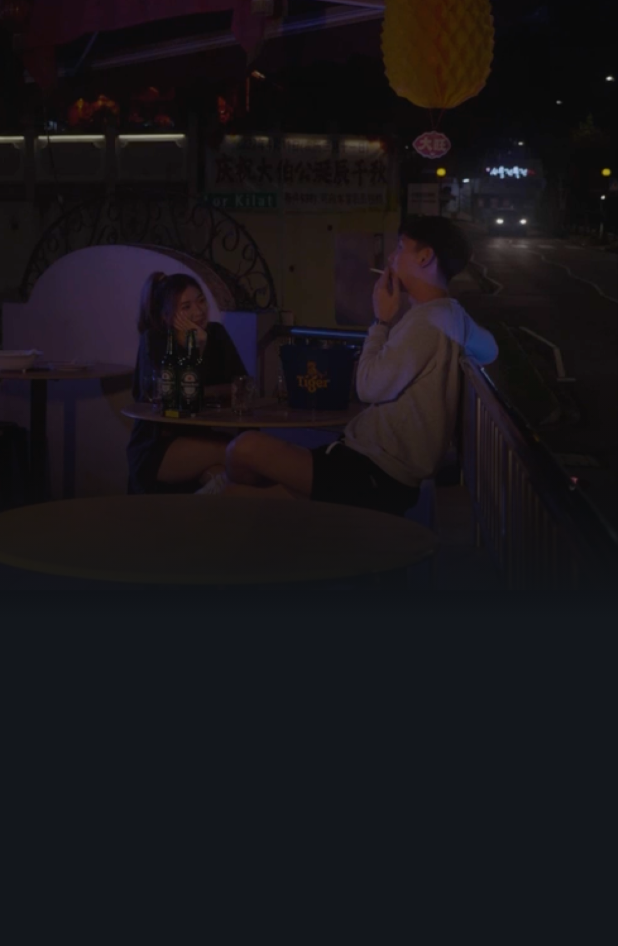
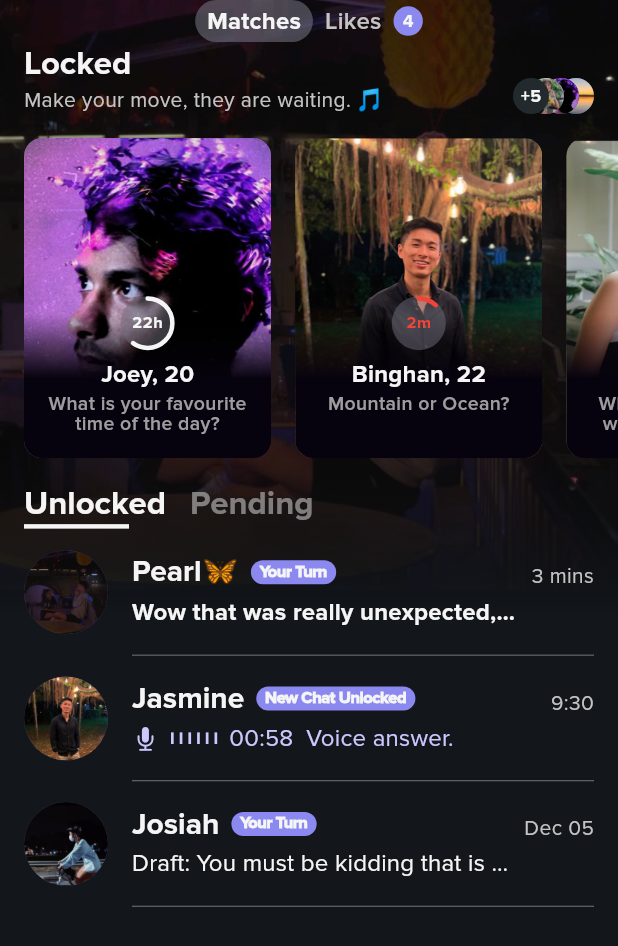
Before and after one commit to Lukas-io/stroll, a Flutter app: the ChatScreen screen opened directly, on a phone screen of 412 x 824 dp. Shown: the top 946 px of the screen. Run offline on Flutter 3.47's test engine with Material 3 defaults, Android fonts, the phone set to English and light mode, and no system bars; our stand-ins replace flutter_animate, flutter_svg.

Commit message:
Complete third screen. Add images.

```diff
--- a/lib/src/constants/assets.dart
+++ b/lib/src/constants/assets.dart
@@ -3,6 +3,10 @@ const String imageSplashScreen = "assets/images/couple2.png";
 const String imageOnboarding = "assets/images/couple3.png";
 const String imageFlame = "assets/images/background.png";
 const String imageAngelina = "assets/images/lady1.png";
+const String imageJoey = "assets/images/lady1.png";
+const String imageBinghan = "assets/images/man1.png";
+const String imageAmanda = "assets/images/man2.png";
+const String imageJosiah = "assets/images/man3.png";
 
 // ---------- ICONS ----------//
 const String iconCard = "assets/icons/cards.svg";
--- /dev/null
+++ b/lib/src/model/chat_model.dart
@@ -0,0 +1,48 @@
+import 'package:stroll/src/constants/assets.dart';
+
+class ChatModel {
+  final String image;
+  final String name;
+  final String message;
+  final String tag;
+  final String dateTime;
+  final bool voice;
+  final bool draft;
+
+  const ChatModel({
+    required this.image,
+    required this.name,
+    required this.message,
+    required this.tag,
+    required this.dateTime,
+    required this.voice,
+    this.draft = false,
+  });
+}
+
+const List<ChatModel> chats = [
+  ChatModel(
+      image: imageSplashScreen,
+      name: "Pearl🦋",
+      message:
+          "Wow that was really unexpected, I thought he was loved in his home",
+      tag: "Your Turn",
+      dateTime: "3 mins",
+      voice: false),
+  ChatModel(
+      image: imageBinghan,
+      name: "Jasmine",
+      message: "00:58  Voice answer.",
+      tag: "New Chat Unlocked",
+      dateTime: "9:30",
+      voice: true),
+  ChatModel(
+      image: imageJosiah,
+      name: "Josiah",
+      message:
+          "You must be kidding that is what freaking happened, Call up your fucking mum let's settle this!",
+      tag: "Your Turn",
+      dateTime: "Dec 05",
+      draft: true,
+      voice: false),
+];
--- /dev/null
+++ b/lib/src/model/story_model.dart
@@ -0,0 +1,37 @@
+import 'package:stroll/src/constants/assets.dart';
+
+class StoryModel {
+  final String decorationImage;
+  final String name;
+  final String question;
+  final String timeLeft;
+  final bool urgent;
+
+  const StoryModel(
+      {required this.decorationImage,
+      required this.name,
+      required this.question,
+      required this.timeLeft,
+      required this.urgent});
+}
+
+const List<StoryModel> stories = [
+  StoryModel(
+      decorationImage: imageAmanda,
+      name: "Joey, 20",
+      timeLeft: "22h",
+      question: "What is your favourite time of the day?",
+      urgent: false),
+  StoryModel(
+      decorationImage: imageBinghan,
+      name: "Binghan, 22",
+      timeLeft: "2m",
+      question: "Mountain or Ocean?",
+      urgent: true),
+  StoryModel(
+      decorationImage: imageAngelina,
+      name: "Amanda, 22",
+      timeLeft: "3m",
+      question: "What you usually do when you're alone?",
+      urgent: true),
+];
--- a/lib/src/view/home_widget.dart
+++ b/lib/src/view/home_widget.dart
@@ -38,6 +38,7 @@ class _HomeWidgetState extends State<HomeWidget> {
     return Scaffold(
       body: screens[selectedIndex ?? 0],
       bottomNavigationBar: BottomNavigationBar(
+        type: BottomNavigationBarType.fixed,
         currentIndex: selectedIndex ?? 0,
         showSelectedLabels: false,
         showUnselectedLabels: false,
--- a/lib/src/view/screens/chat_screen.dart
+++ b/lib/src/view/screens/chat_screen.dart
@@ -1,5 +1,10 @@
 import 'package:flutter/material.dart';
 import 'package:stroll/src/constants/assets.dart';
+import 'package:stroll/src/view/widgets/story_list_view.dart';
+import 'package:stroll/src/view/widgets/unlocked_chat_view.dart';
+
+import '../widgets/locked_header_widget.dart';
+import '../widgets/match_like_tab.dart';
 
 class ChatScreen extends StatelessWidget {
   const ChatScreen({super.key});
@@ -7,6 +12,7 @@ class ChatScreen extends StatelessWidget {
   @override
   Widget build(BuildContext context) {
     return Scaffold(
+      // backgroundColor: Color(0xFF13171C),
       body: Stack(
         children: [
           Image.asset(imageSplashScreen),
@@ -22,7 +28,17 @@ class ChatScreen extends StatelessWidget {
                 stops: [0.3, 0.5],
               ),
             ),
-          )
+            child: const SafeArea(
+              child: Column(
+                children: [
+                  MatchLikeTab(),
+                  LockedHeaderWidget(),
+                  StoryListView(),
+                  UnlockedChatView()
+                ],
+              ),
+            ),
+          ),
         ],
       ),
     );
--- a/lib/src/view/screens/flame_screen.dart
+++ b/lib/src/view/screens/flame_screen.dart
@@ -3,7 +3,7 @@ import 'package:flutter_animate/flutter_animate.dart';
 import 'package:stroll/src/constants/assets.dart';
 import 'package:stroll/src/view/widgets/flame_body.dart';
 
-import '../widgets/strollBonfireWidget.dart';
+import '../widgets/stroll_bonfire_widget.dart';
 
 class FlameScreen extends StatelessWidget {
   const FlameScreen({super.key});
@@ -46,7 +46,16 @@ class FlameScreen extends StatelessWidget {
           SafeArea(
             child: Column(
               children: [
-                const Expanded(child: StrollBonfireWidget()),
+                Expanded(
+                  child: const StrollBonfireWidget()
+                      .animate()
+                      .then(delay: 200.ms)
+                      .moveY(begin: 10, duration: 500.ms, curve: Curves.easeOut)
+                      .fadeIn(
+                          delay: 400.ms,
+                          duration: 600.ms,
+                          curve: Curves.easeOut),
+                ),
                 const FlameBody()
                     .animate()
                     .moveY(begin: 30, curve: Curves.fastOutSlowIn),
--- /dev/null
+++ b/lib/src/view/widgets/chat_widget.dart
@@ -0,0 +1,145 @@
+import 'package:flutter/cupertino.dart';
+import 'package:flutter/material.dart';
+import 'package:stroll/src/constants/extensions.dart';
+import 'package:stroll/src/view/widgets/waveform_widget.dart';
+
+import '../../constants/colors.dart';
+import '../../model/chat_model.dart';
+
+class ChatWidget extends StatelessWidget {
+  final ChatModel chat;
+
+  const ChatWidget({super.key, required this.chat});
+
+  @override
+  Widget build(BuildContext context) {
+    const double verticalPadding = 16.0;
+    return Row(
+      crossAxisAlignment: CrossAxisAlignment.center,
+      mainAxisAlignment: MainAxisAlignment.center,
+      children: [
+        CircleAvatar(
+          backgroundImage: Image.asset(chat.image).image,
+          radius: 28.0,
+        ),
+        const SizedBox(
+          width: 16.0,
+        ),
+        Expanded(
+          child: Padding(
+            padding: const EdgeInsets.only(top: verticalPadding),
+            child: Column(
+              children: [
+                Row(
+                  crossAxisAlignment: CrossAxisAlignment.start,
+                  children: [
+                    Expanded(
+                      child: Column(
+                        crossAxisAlignment: CrossAxisAlignment.start,
+                        children: [
+                          Row(
+                            children: [
+                              Text(
+                                chat.name,
+                                style: context.textTheme.titleLarge?.copyWith(
+                                    color: whiteTextColor,
+                                    fontWeight: FontWeight.w700,
+                                    fontSize: 20.0),
+                              ),
+                              const SizedBox(
+                                width: 8.0,
+                              ),
+                              Container(
+                                decoration: BoxDecoration(
+                                    color: primaryColor,
+                                    borderRadius: BorderRadius.circular(360.0)),
+                                padding: const EdgeInsets.symmetric(
+                                  horizontal: 6.0,
+                                ),
+                                child: Text(
+                                  chat.tag,
+                                  style: context.textTheme.bodyMedium?.copyWith(
+                                      fontWeight: FontWeight.w900,
+                                      fontSize: 11,
+                                      letterSpacing: -.3),
+                                ),
+                              ),
+                            ],
+                          ),
+                          const SizedBox(
+                            height: 2.0,
+                          ),
+                          Row(
+                            children: [
+                              if (chat.voice)
+                                const Padding(
+                                  padding: EdgeInsets.only(right: 4.0),
+                                  child: Icon(
+                                    CupertinoIcons.mic_solid,
+                                    size: 18.0,
+                                    color: purpleTextColor,
+                                  ),
+                                ),
+                              if (chat.voice)
+                                const WaveformWidget(
+                                    waves: 6,
+                                    width: 1.8,
+                                    height: 20.0,
+                                    color: purpleTextColor),
+                              Expanded(
+                                child: Text(
+                                  (chat.draft ? "Draft: " : "") + chat.message,
+                                  overflow: TextOverflow.ellipsis,
+                                  style: context.textTheme.titleMedium
+                                      ?.copyWith(
+                                          color: chat.voice
+                                              ? purpleTextColor
+                                              : whiteTextColor,
+                                          fontWeight: chat.draft || chat.voice
+                                              ? null
+                                              : FontWeight.w700),
+                                ),
+                              ),
+                            ],
+                          ),
+                        ],
+                      ),
+                    ),
+                    const SizedBox(
+                      width: 8.0,
+                    ),
+                    Row(
+                      crossAxisAlignment: CrossAxisAlignment.end,
+                      children: [
+                        Text(
+                          "",
+                          style: context.textTheme.titleLarge?.copyWith(
+                              color: whiteTextColor,
+                              fontWeight: FontWeight.w700,
+                              fontSize: 20.0),
+                        ),
+                        Text(
+                          chat.dateTime,
+                          style: context.textTheme.bodyMedium
+                              ?.copyWith(color: greyTextColor),
+                        ),
+                      ],
+                    ),
+                  ],
+                ),
+                const SizedBox(
+                  height: verticalPadding,
+                ),
+                Container(
+                  width: double.infinity,
+                  height: .7,
+                  color: greyColor,
+                ),
+              ],
+            ),
+          ),
+        )
+      ],
+    );
+  }
+}
--- a/lib/src/view/widgets/flame_body.dart
+++ b/lib/src/view/widgets/flame_body.dart
@@ -41,7 +41,7 @@ class FlameBody extends StatelessWidget {
                 children: [
                   const ProfileAvatar().animate().moveY(
                       begin: 30,
-                      delay: 1200.milliseconds,
+                      delay: 1000.milliseconds,
                       duration: 600.milliseconds,
                       curve: Curves.fastOutSlowIn),
                   Positioned(
@@ -152,8 +152,8 @@ class ProfileAvatar extends StatelessWidget {
                   ?.copyWith(fontWeight: FontWeight.w700),
             ),
           ).animate().fadeIn(
-              duration: 800.milliseconds,
-              delay: 1800.milliseconds,
+              duration: 900.milliseconds,
+              delay: 1000.milliseconds,
               curve: Curves.fastOutSlowIn),
         ),
         Container(
--- /dev/null
+++ b/lib/src/view/widgets/locked_header_widget.dart
@@ -0,0 +1,80 @@
+import 'package:flutter/material.dart';
+import 'package:stroll/src/constants/extensions.dart';
+
+import '../../constants/assets.dart';
+import '../../constants/colors.dart';
+
+class LockedHeaderWidget extends StatelessWidget {
+  const LockedHeaderWidget({
+    super.key,
+  });
+
+  @override
+  Widget build(BuildContext context) {
+    List<String> images = [
+      imageFlame,
+      imageAmanda,
+      imageAngelina,
+    ];
+
+    return Padding(
+      padding: const EdgeInsets.symmetric(horizontal: 16.0),
+      child: Row(
+        crossAxisAlignment: CrossAxisAlignment.end,
+        children: [
+          Expanded(
+            child: Column(
+              crossAxisAlignment: CrossAxisAlignment.start,
+              children: [
+                Text(
+                  "Locked",
+                  style: context.textTheme.titleLarge
+                      ?.copyWith(fontWeight: FontWeight.w700),
+                ),
+                Text(
+                  "Make your move, they are waiting. 🎵",
+                  style: context.textTheme.bodyMedium
+                      ?.copyWith(color: greyTextColor),
+                ),
+              ],
+            ),
+          ),
+          SizedBox(
+            // diameter x number of items(slashed)
+            width: (1 + images.length / 2) * 24.0,
+            height: 24, // diameter
+            child: Stack(
+              children: List.generate(images.length + 1, (index) {
+                if (index == images.length) {
+                  return Positioned(
+                    right: 10 * index.toDouble(),
+                    bottom: 0.0,
+                    child: CircleAvatar(
+                      backgroundColor: cardColor,
+                      radius: 12.0,
+                      child: Text(
+                        "+5",
+                        style: context.textTheme.bodySmall?.copyWith(
+                            fontWeight: FontWeight.w700, color: whiteTextColor),
+                      ),
+                    ),
+                  );
+                }
+
+                final image = images[index];
+                return Positioned(
+                  right: 10 * index.toDouble(),
+                  bottom: 0.0,
+                  child: CircleAvatar(
+                    backgroundImage: Image.asset(image).image,
+                    radius: 12.0,
+                  ),
+                );
+              }),
+            ),
+          )
+        ],
+      ),
+    );
+  }
+}
--- /dev/null
+++ b/lib/src/view/widgets/match_like_tab.dart
@@ -0,0 +1,49 @@
+import 'package:flutter/material.dart';
+import 'package:stroll/src/constants/extensions.dart';
+
+import '../../constants/colors.dart';
+
+class MatchLikeTab extends StatelessWidget {
+  const MatchLikeTab({super.key});
+
+  @override
+  Widget build(BuildContext context) {
+    return Row(
+      mainAxisAlignment: MainAxisAlignment.center,
+      children: [
+        Container(
+          decoration: BoxDecoration(
+              color: greyColor.withOpacity(.6),
+              borderRadius: BorderRadius.circular(360.0)),
+          padding: const EdgeInsets.symmetric(horizontal: 8.0, vertical: 2.0),
+          child: Text(
+            "Matches",
+            style: context.textTheme.titleMedium
+                ?.copyWith(fontWeight: FontWeight.w700),
+          ),
+        ),
+        Container(
+          decoration: BoxDecoration(
+              // color: greyColor.withOpacity(.6),
+              borderRadius: BorderRadius.circular(360.0)),
+          padding: const EdgeInsets.symmetric(horizontal: 8.0, vertical: 2.0),
+          child: Text(
+            "Likes",
+            style: context.textTheme.titleMedium
+                ?.copyWith(fontWeight: FontWeight.w600, color: greyTextColor),
+          ),
+        ),
+        Container(
+          decoration:
+              const BoxDecoration(color: primaryColor, shape: BoxShape.circle),
+          padding: const EdgeInsets.all(6.0),
+          child: Text(
+            "4",
+            style: context.textTheme.bodySmall
+                ?.copyWith(fontWeight: FontWeight.w700, color: whiteTextColor),
+          ),
+        ),
+      ],
+    );
+  }
+}
--- /dev/null
+++ b/lib/src/view/widgets/percentage_arc.dart
@@ -0,0 +1,67 @@
+import 'package:flutter/material.dart';
+import 'package:stroll/src/constants/colors.dart';
+import 'dart:math';
+
+import 'package:stroll/src/constants/extensions.dart';
+
+class PercentageArc extends StatelessWidget {
+  final String centerText;
+  final bool urgent;
+
+  const PercentageArc({
+    super.key,
+    required this.centerText,
+    required this.urgent,
+  });
+
+  @override
+  Widget build(BuildContext context) {
+    return CustomPaint(
+      painter: _ArcPainter(
+        percentage: urgent ? 0.12 : 0.6,
+        arcColor: urgent ? Colors.red : whiteTextColor,
+        backgroundColor: backgroundColor,
+      ),
+      child: Center(
+        child: Text(
+          centerText,
+          style: context.textTheme.bodySmall?.copyWith(
+              color: urgent ? Colors.red : whiteTextColor,
+              fontSize: 11,
+              fontWeight: FontWeight.w700),
+        ),
+      ),
+    );
+  }
+}
+
+class _ArcPainter extends CustomPainter {
+  final double percentage;
+  final Color arcColor;
+  final Color backgroundColor;
+
+  _ArcPainter({
+    required this.percentage,
+    required this.arcColor,
+    required this.backgroundColor,
+  });
+
+  @override
+  void paint(Canvas canvas, Size size) {
+    const double strokeWidth = 3.0;
+    final Rect rect = Offset.zero & size;
+
+    // Draw arc for percentage
+    final Paint arcPaint = Paint()
+      ..color = arcColor
+      ..style = PaintingStyle.stroke
+      ..strokeCap = StrokeCap.round
+      ..strokeWidth = strokeWidth;
+    final double sweepAngle = 2 * pi * percentage;
+    canvas.drawArc(
+        rect.deflate(strokeWidth / 2), -pi / 2, sweepAngle, false, arcPaint);
+  }
+
+  @override
+  bool shouldRepaint(covariant CustomPainter oldDelegate) => true;
+}
--- /dev/null
+++ b/lib/src/view/widgets/story_list_view.dart
@@ -0,0 +1,101 @@
+import 'package:flutter/material.dart';
+import 'package:stroll/src/constants/colors.dart';
+import 'package:stroll/src/constants/extensions.dart';
+import 'package:stroll/src/view/widgets/percentage_arc.dart';
+
+import '../../model/story_model.dart';
+
+class StoryListView extends StatelessWidget {
+  const StoryListView({super.key});
+
+  @override
+  Widget build(BuildContext context) {
+    return SizedBox(
+      height: MediaQuery.sizeOf(context).height / 3.5 + 10,
+      child: ListView.separated(
+        itemCount: stories.length,
+        scrollDirection: Axis.horizontal,
+        // physics: RangeMaintainingScrollPhysics(),
+        padding: const EdgeInsets.all(16.0),
+        itemBuilder: (context, index) {
+          return StoryBoxWidget(story: stories[index]);
+        },
+        separatorBuilder: (context, index) {
+          return const SizedBox(
+            width: 16.0,
+          );
+        },
+      ),
+    );
+  }
+}
+
+class StoryBoxWidget extends StatelessWidget {
+  final StoryModel story;
+
+  const StoryBoxWidget({super.key, required this.story});
+
+  @override
+  Widget build(BuildContext context) {
+    return ClipRRect(
+      borderRadius: BorderRadius.circular(12.0),
+      child: Container(
+        width: MediaQuery.sizeOf(context).width / 2.5,
+        decoration: BoxDecoration(
+          image: DecorationImage(
+              image: Image.asset(story.decorationImage).image,
+              fit: BoxFit.cover),
+        ),
+        child: Container(
+          decoration: const BoxDecoration(
+            gradient: LinearGradient(
+              begin: Alignment.center,
+              end: Alignment.bottomCenter,
+              colors: [
+                Colors.transparent,
+                backgroundColor,
+              ],
+              stops: [0.1, 0.5],
+            ),
+          ),
+          padding: const EdgeInsets.symmetric(horizontal: 12.0, vertical: 16.0),
+          child: Column(
+            mainAxisAlignment: MainAxisAlignment.end,
+            children: [
+              CircleAvatar(
+                backgroundColor: greyColor.withOpacity(.5),
+                radius: 18.0,
+                child: PercentageArc(
+                  centerText: story.timeLeft,
+                  urgent: story.urgent,
+                ),
+              ),
+              const SizedBox(
+                height: 4.0,
+              ),
+              Text(
+                story.name,
+                style: context.textTheme.titleMedium?.copyWith(
+                    color: whiteTextColor, fontWeight: FontWeight.w700),
+              ),
+              Text(
+                "${story.question}\n\n", // To give the widget preferred height
+                textAlign: TextAlign.center,
+                maxLines: 2,
+                overflow: TextOverflow.ellipsis,
+                textHeightBehavior: const TextHeightBehavior(
+                    applyHeightToLastDescent: false,
+                    applyHeightToFirstAscent: false),
+                style: context.textTheme.bodyMedium?.copyWith(
+                    color: greyTextColor.withOpacity(.8),
+                    fontSize: 13,
+                    height: 1,
+                    fontWeight: FontWeight.w600),
+              ),
+            ],
+          ),
+        ),
+      ),
+    );
+  }
+}
--- a/lib/src/view/widgets/strollBonfireWidget.dart
+++ b/lib/src/view/widgets/stroll_bonfire_widget.dart
@@ -1,5 +1,6 @@
 import 'package:flutter/cupertino.dart';
 import 'package:flutter/material.dart';
+import 'package:flutter_animate/flutter_animate.dart';
 import 'package:stroll/src/constants/extensions.dart';
 
 import '../../constants/colors.dart';
@@ -84,7 +85,11 @@ class StrollBonfireWidget extends StatelessWidget {
                   fontWeight: FontWeight.w600),
             ),
           ],
-        ),
+        )
+            .animate()
+            .then(delay: 400.ms)
+            .moveY(begin: 10, duration: 500.ms, curve: Curves.easeOut)
+            .fadeIn(delay: 400.ms, duration: 600.ms, curve: Curves.easeOut),
       ],
     );
   }
--- /dev/null
+++ b/lib/src/view/widgets/unlocked_chat_view.dart
@@ -0,0 +1,56 @@
+import 'package:flutter/cupertino.dart';
+import 'package:flutter/material.dart';
+import 'package:stroll/src/constants/colors.dart';
+import 'package:stroll/src/constants/extensions.dart';
+import 'package:stroll/src/model/chat_model.dart';
+
+import 'chat_widget.dart';
+
+class UnlockedChatView extends StatelessWidget {
+  const UnlockedChatView({super.key});
+
+  @override
+  Widget build(BuildContext context) {
+    return Padding(
+      padding: const EdgeInsets.symmetric(horizontal: 16.0),
+      child: Column(
+        children: [
+          Row(
+            crossAxisAlignment: CrossAxisAlignment.start,
+            children: [
+              Column(
+                crossAxisAlignment: CrossAxisAlignment.start,
+                children: [
+                  Text(
+                    "Unlocked",
+                    style: context.textTheme.titleLarge
+                        ?.copyWith(fontWeight: FontWeight.w700),
+                  ),
+                  Container(
+                    color: whiteTextColor,
+                    height: 3.0,
+                    width: 70.0,
+                  )
+                ],
+              ),
+              const SizedBox(
+                width: 16.0,
+              ),
+              Text(
+                "Pending",
+                style: context.textTheme.titleLarge?.copyWith(
+                    fontWeight: FontWeight.w700,
+                    color: greyTextColor.withOpacity(.6)),
+              ),
+            ],
+          ),
+          ...chats.map((chat) {
+            return ChatWidget(
+              chat: chat,
+            );
+          })
+        ],
+      ),
+    );
+  }
+}
--- /dev/null
+++ b/lib/src/view/widgets/waveform_widget.dart
@@ -0,0 +1,38 @@
+import 'dart:math';
+
+import 'package:flutter/material.dart';
+
+class WaveformWidget extends StatelessWidget {
+  final int waves;
+  final double width;
+  final double height;
+  final bool quietBeginning;
+  final Color color;
+
+  const WaveformWidget(
+      {super.key,
+      required this.waves,
+      required this.width,
+      required this.height,
+      this.quietBeginning = false,
+      required this.color});
+
+  @override
+  Widget build(BuildContext context) {
+    return Padding(
+      padding: const EdgeInsets.only(right: 8.0),
+      child: Row(
+        children: List.generate(waves, (index) {
+          return Padding(
+            padding: const EdgeInsets.only(left: 4.0),
+            child: Container(
+              width: width,
+              color: color,
+              height: Random().nextDouble() * height / 2 + height / 3,
+            ),
+          );
+        }),
+      ),
+    );
+  }
+}
```
Also changed, not shown: assets/images/man2.png.
